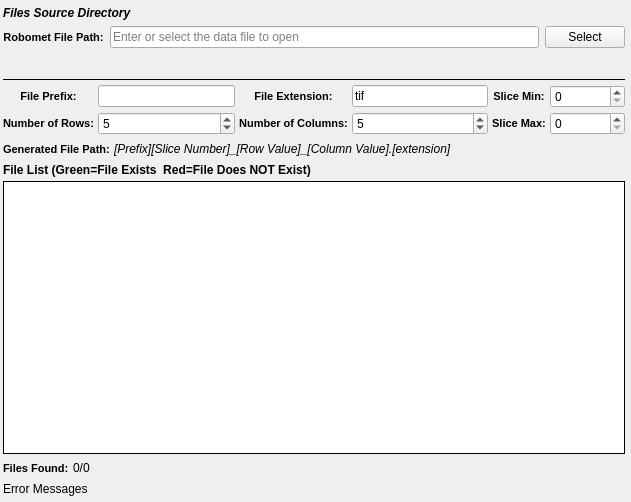
tplatt77/SIMPLVtkLib, file SIMPLVtkLib/Dialogs/UI_Files/RobometListWidget.ui: the form before one commit.
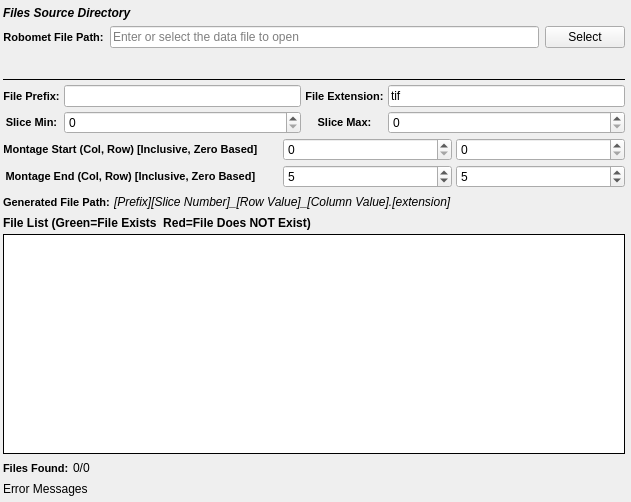
The form after the commit. Custom widgets are drawn as their Qt base class.

Commit message:
Topic/montage importer api fixes (#66)
Change montage importer QMetaProperty API to be consistent with new filter properties.

Diff of the .ui file:
```diff
--- a/SIMPLVtkLib/Dialogs/UI_Files/RobometListWidget.ui
+++ b/SIMPLVtkLib/Dialogs/UI_Files/RobometListWidget.ui
@@ -121,8 +121,8 @@
    </item>
    <item>
     <layout class="QGridLayout" name="gridLayout_20">
-     <item row="2" column="1">
-      <widget class="SVSpinBox" name="numOfRows">
+     <item row="4" column="2">
+      <widget class="SVSpinBox" name="montageEndRow">
        <property name="toolTip">
         <string>The number of digits to allow for the slice index.</string>
        </property>
@@ -134,27 +134,9 @@
        </property>
       </widget>
      </item>
-     <item row="0" column="3">
-      <widget class="SVLineEdit" name="fileExt">
-       <property name="toolTip">
-        <string>The file extension of the input files</string>
-       </property>
-       <property name="text">
-        <string>tif</string>
-       </property>
-      </widget>
-     </item>
-     <item row="0" column="1">
-      <widget class="SVLineEdit" name="filePrefix">
-       <property name="toolTip">
-        <string>The front part of the input file name</string>
-       </property>
-       <property name="text">
-        <string/>
-       </property>
-      </widget>
-     </item>
-     <item row="0" column="5">
+     <item row="0" column="0" colspan="3">
+      <layout class="QGridLayout" name="gridLayout">
+       <item row="2" column="2">
       <widget class="SVSpinBox" name="sliceMin">
        <property name="minimumSize">
         <size>
@@ -176,52 +158,7 @@
        </property>
       </widget>
      </item>
-     <item row="2" column="0">
-      <widget class="QLabel" name="label_24">
-       <property name="styleSheet">
-        <string notr="true">QLabel {
-font-weight: bold;
-font-size: 11px;
-}</string>
-       </property>
-       <property name="text">
-        <string>Number of Rows:</string>
-       </property>
-       <property name="alignment">
-        <set>Qt::AlignCenter</set>
-       </property>
-      </widget>
-     </item>
-     <item row="2" column="3">
-      <widget class="SVSpinBox" name="numOfCols">
-       <property name="toolTip">
-        <string>The number of digits to allow for the slice index.</string>
-       </property>
-       <property name="minimum">
-        <number>1</number>
-       </property>
-       <property name="value">
-        <number>5</number>
-       </property>
-      </widget>
-     </item>
-     <item row="0" column="4">
-      <widget class="QLabel" name="label_52">
-       <property name="styleSheet">
-        <string notr="true">QLabel {
-font-weight: bold;
-font-size: 11px;
-}</string>
-       </property>
-       <property name="text">
-        <string>Slice Min:</string>
-       </property>
-       <property name="alignment">
-        <set>Qt::AlignCenter</set>
-       </property>
-      </widget>
-     </item>
-     <item row="0" column="0">
+       <item row="1" column="1">
       <widget class="QLabel" name="label_32">
        <property name="styleSheet">
         <string notr="true">QLabel {
@@ -237,23 +174,7 @@
        </property>
       </widget>
      </item>
-     <item row="2" column="2">
-      <widget class="QLabel" name="label_21">
-       <property name="styleSheet">
-        <string notr="true">QLabel {
-font-weight: bold;
-font-size: 11px;
-}</string>
-       </property>
-       <property name="text">
-        <string>Number of Columns:</string>
-       </property>
-       <property name="alignment">
-        <set>Qt::AlignCenter</set>
-       </property>
-      </widget>
-     </item>
-     <item row="0" column="2">
+       <item row="1" column="3">
       <widget class="QLabel" name="label_56">
        <property name="styleSheet">
         <string notr="true">QLabel {
@@ -269,7 +190,43 @@
        </property>
       </widget>
      </item>
-     <item row="2" column="4">
+       <item row="1" column="2">
+        <widget class="SVLineEdit" name="filePrefix">
+         <property name="toolTip">
+          <string>The front part of the input file name</string>
+         </property>
+         <property name="text">
+          <string/>
+         </property>
+        </widget>
+       </item>
+       <item row="2" column="1">
+        <widget class="QLabel" name="label_52">
+         <property name="styleSheet">
+          <string notr="true">QLabel {
+font-weight: bold;
+font-size: 11px;
+}</string>
+         </property>
+         <property name="text">
+          <string>Slice Min:</string>
+         </property>
+         <property name="alignment">
+          <set>Qt::AlignCenter</set>
+         </property>
+        </widget>
+       </item>
+       <item row="1" column="4">
+        <widget class="SVLineEdit" name="fileExt">
+         <property name="toolTip">
+          <string>The file extension of the input files</string>
+         </property>
+         <property name="text">
+          <string>tif</string>
+         </property>
+        </widget>
+       </item>
+       <item row="2" column="3">
       <widget class="QLabel" name="label_53">
        <property name="styleSheet">
         <string notr="true">QLabel {
@@ -285,7 +242,7 @@
        </property>
       </widget>
      </item>
-     <item row="2" column="5">
+       <item row="2" column="4">
       <widget class="SVSpinBox" name="sliceMax">
        <property name="minimumSize">
         <size>
@@ -304,6 +261,73 @@
        </property>
        <property name="value">
         <number>0</number>
+         </property>
+        </widget>
+       </item>
+      </layout>
+     </item>
+     <item row="4" column="1">
+      <widget class="SVSpinBox" name="montageEndCol">
+       <property name="toolTip">
+        <string>The number of digits to allow for the slice index.</string>
+       </property>
+       <property name="minimum">
+        <number>1</number>
+       </property>
+       <property name="value">
+        <number>5</number>
+       </property>
+      </widget>
+     </item>
+     <item row="3" column="2">
+      <widget class="QSpinBox" name="montageStartRow"/>
+     </item>
+     <item row="3" column="1">
+      <widget class="QSpinBox" name="montageStartCol"/>
+     </item>
+     <item row="3" column="0">
+      <widget class="QLabel" name="label_24">
+       <property name="font">
+        <font>
+         <pointsize>-1</pointsize>
+         <weight>75</weight>
+         <bold>true</bold>
+        </font>
+       </property>
+       <property name="styleSheet">
+        <string notr="true">QLabel {
+font-weight: bold;
+font-size: 11px;
+}</string>
+       </property>
+       <property name="text">
+        <string>Montage Start (Col, Row) [Inclusive, Zero Based]       </string>
+       </property>
+       <property name="alignment">
+        <set>Qt::AlignCenter</set>
+       </property>
+      </widget>
+     </item>
+     <item row="4" column="0">
+      <widget class="QLabel" name="label_25">
+       <property name="font">
+        <font>
+         <pointsize>-1</pointsize>
+         <weight>75</weight>
+         <bold>true</bold>
+        </font>
+       </property>
+       <property name="styleSheet">
+        <string notr="true">QLabel {
+font-weight: bold;
+font-size: 11px;
+}</string>
+       </property>
+       <property name="text">
+        <string>Montage End (Col, Row) [Inclusive, Zero Based]       </string>
+       </property>
+       <property name="alignment">
+        <set>Qt::AlignCenter</set>
        </property>
       </widget>
      </item>
```
Lines whose indentation alone changed are shown as unchanged. The commit also changes 30 other files.
